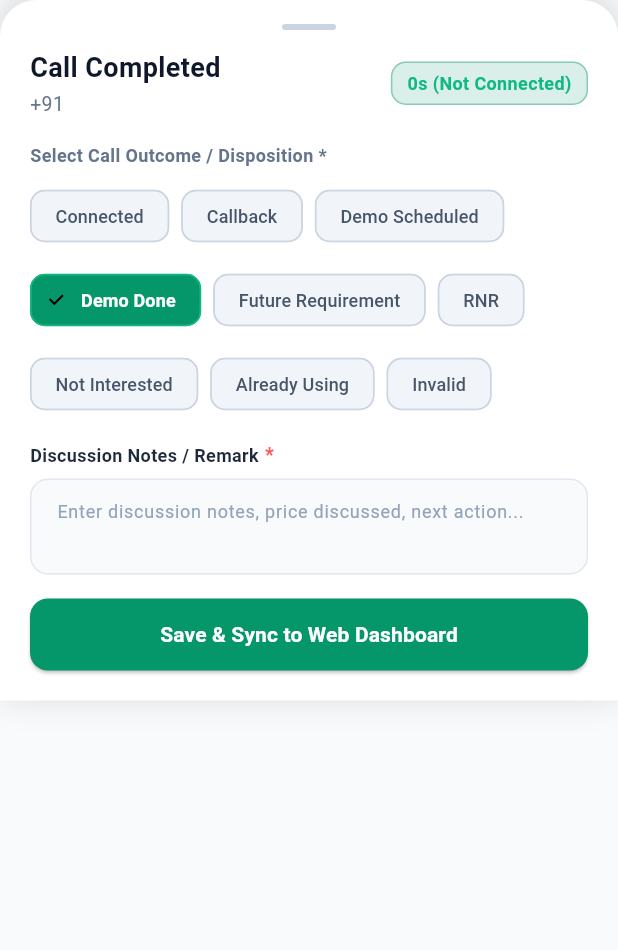
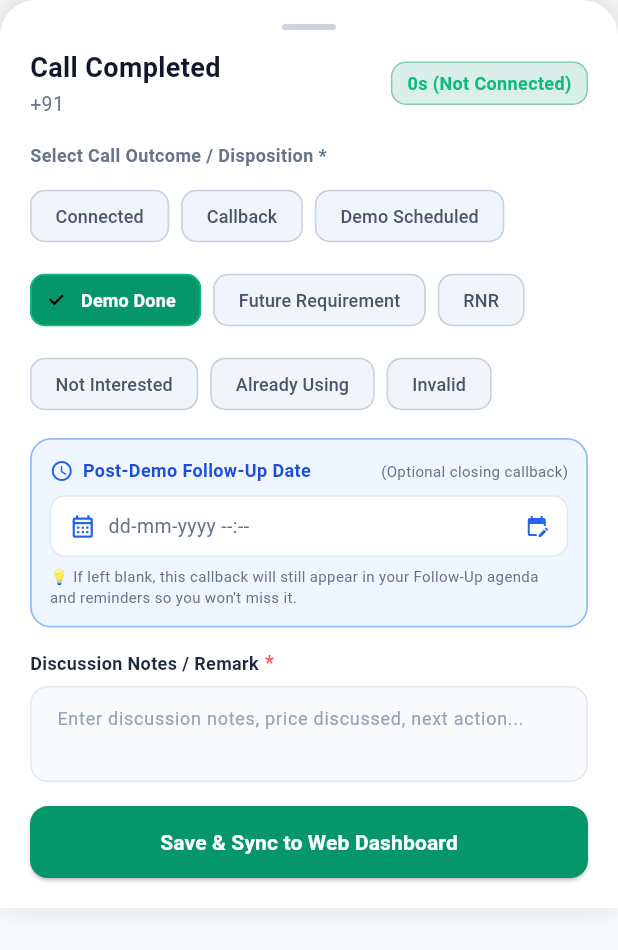
Before and after one commit to aaditya-01-28/textora-dialer, a Flutter app: the PostCallDialog widget shown alone on an empty page, opened directly with empty values, after a tap on "Callback", after a tap on "Demo Scheduled", after a tap on "Demo Done", on a phone screen of 412 x 824 dp. Shown: the top 950 px of the screen. Run offline on Flutter 3.47's test engine with Material 3 defaults, Android fonts, the phone set to English and light mode, and no system bars; our stand-ins replace flutter_secure_storage, open_filex, package_info_plus, permission_handler, shared_preferences; missing offline and left inert: call_log; accounts and stored records are empty; network calls fail.

Commit message:
feat(v1.2.7): auto-refresh 15s timer, post-demo callback, and dialer_rnr log source

```diff
--- a/lib/models/dashboard_stats.dart
+++ b/lib/models/dashboard_stats.dart
@@ -69,6 +69,7 @@ class DashboardStats {
   final int unassignedLeadsCount;
   final int todayCallbacksCount;
   final int todayDemosCount;
+  final int todayDemosDoneCount;
   final int overdueTasksCount;
   final int activeDealsCount;
   final double activePipelineValue;
@@ -97,6 +98,7 @@ class DashboardStats {
     required this.unassignedLeadsCount,
     required this.todayCallbacksCount,
     required this.todayDemosCount,
+    this.todayDemosDoneCount = 0,
     required this.overdueTasksCount,
     required this.activeDealsCount,
     required this.activePipelineValue,
@@ -178,6 +180,7 @@ class DashboardStats {
       unassignedLeadsCount: _parseInt(json['unassignedLeadsCount']),
       todayCallbacksCount: _parseInt(json['todayCallbacksCount']),
       todayDemosCount: _parseInt(json['todayDemosCount']),
+      todayDemosDoneCount: _parseInt(json['todayDemosDoneCount']),
       overdueTasksCount: _parseInt(json['overdueTasksCount']),
       activeDealsCount: _parseInt(json['activeDealsCount']),
       activePipelineValue: _parseDouble(json['activePipelineValue']),
--- a/lib/screens/post_call_dialog.dart
+++ b/lib/screens/post_call_dialog.dart
@@ -81,9 +81,11 @@ class _PostCallDialogState extends State<PostCallDialog> {
       lastDate: now.add(const Duration(days: 365)),
       helpText: _disposition == 'Demo Scheduled'
           ? 'SELECT DEMO DATE'
-          : _disposition == 'Future Requirement'
-              ? 'SELECT EXPECTED DATE'
-              : 'SELECT CALLBACK DATE',
+          : _disposition == 'Demo Done'
+              ? 'SELECT POST-DEMO CALLBACK DATE'
+              : _disposition == 'Future Requirement'
+                  ? 'SELECT EXPECTED DATE'
+                  : 'SELECT CALLBACK DATE',
     );
 
     if (pickedDate == null || !mounted) return;
@@ -147,7 +149,7 @@ class _PostCallDialogState extends State<PostCallDialog> {
           : 'Already Using Our Service';
     }
 
-    final callbackDatetimeIso = (_disposition == 'Callback' || _disposition == 'Future Requirement') && _scheduledDateTime != null
+    final callbackDatetimeIso = (_disposition == 'Callback' || _disposition == 'Future Requirement' || _disposition == 'Demo Done') && _scheduledDateTime != null
         ? _scheduledDateTime!.toUtc().toIso8601String()
         : null;
 
@@ -363,8 +365,8 @@ class _PostCallDialogState extends State<PostCallDialog> {
                 }).toList(),
               ),
 
-              // Sub-options: Callback / Future Requirement Date & Time (matches Web CRM UI)
-              if (_disposition == 'Callback' || _disposition == 'Future Requirement') ...[
+              // Sub-options: Callback / Future Requirement / Demo Done Date & Time (matches Web CRM UI)
+              if (_disposition == 'Callback' || _disposition == 'Future Requirement' || _disposition == 'Demo Done') ...[
                 const SizedBox(height: 12),
                 Container(
                   padding: const EdgeInsets.all(12),
@@ -389,7 +391,9 @@ class _PostCallDialogState extends State<PostCallDialog> {
                               Text(
                                 _disposition == 'Future Requirement'
                                     ? 'Expected Requirement Date'
-                                    : 'Callback Date & Time',
+                                    : _disposition == 'Demo Done'
+                                        ? 'Post-Demo Follow-Up Date'
+                                        : 'Callback Date & Time',
                                 style: const TextStyle(
                                   color: Color(0xFF1D4ED8),
                                   fontSize: 12,
@@ -401,7 +405,9 @@ class _PostCallDialogState extends State<PostCallDialog> {
                           Text(
                             _disposition == 'Future Requirement'
                                 ? '(Optional expected date)'
-                                : '(Optional if client hasn\'t confirmed)',
+                                : _disposition == 'Demo Done'
+                                    ? '(Optional closing callback)'
+                                    : '(Optional if client hasn\'t confirmed)',
                             style: TextStyle(
                               fontSize: 10,
                               color: isDark ? const Color(0xFF94A3B8) : const Color(0xFF64748B),
--- a/lib/services/telephony_service.dart
+++ b/lib/services/telephony_service.dart
@@ -249,7 +249,7 @@ class TelephonyService {
           callTimestamp: timestampIso,
           remark: 'Captured from SIM dialer',
           recordingUrl: recordingUrl,
-          logSource: 'dialer_connected',
+          logSource: duration > 0 ? 'dialer_connected' : 'dialer_rnr',
           isSynced: activeLeadId != null, // When active lead is present, PostCallDialog handles disposition to prevent duplicate background sync
         );
 
--- a/pubspec.yaml
+++ b/pubspec.yaml
@@ -16,7 +16,7 @@ publish_to: 'none' # Remove this line if you wish to publish to pub.dev
 # https://developer.apple.com/library/archive/documentation/General/Reference/InfoPlistKeyReference/Articles/CoreFoundationKeys.html
 # In Windows, build-name is used as the major, minor, and patch parts
 # of the product and file versions while build-number is used as the build suffix.
-version: 1.2.6+9
+version: 1.2.7+10
 
 environment:
   sdk: ^3.11.4
```
Also changed, not shown: lib/screens/dashboard_screen.dart (+61 -8 lines).
